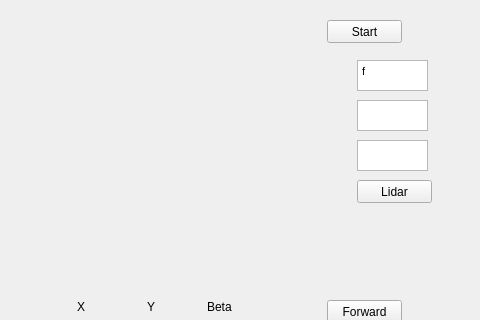
Old version of the form RMR_QT/RMR_QT.ui in the repository MarkMan0/RMR; both pictures show x 123 to 603 and y 0 to 320 of the 603 by 407 pixel window.
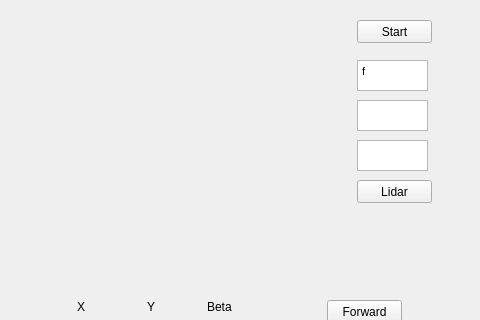
New version of the form.

Diff of the .ui file:
```diff
--- a/RMR_QT/RMR_QT.ui
+++ b/RMR_QT/RMR_QT.ui
@@ -16,7 +16,7 @@
   <widget class="QPushButton" name="pushButtonStart">
    <property name="geometry">
     <rect>
-     <x>450</x>
+     <x>480</x>
      <y>20</y>
      <width>75</width>
      <height>23</height>
```
Left out of the diff: 11 changed lines with no effect on the pictures.
